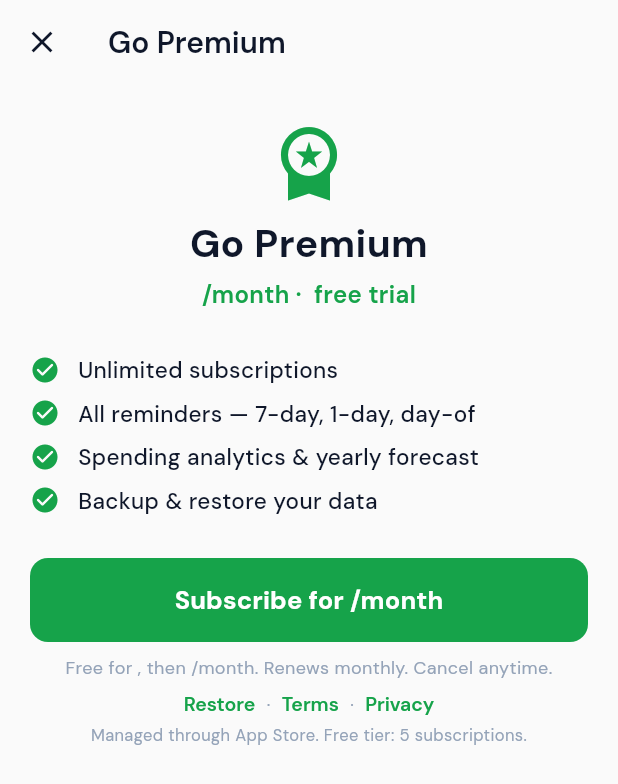
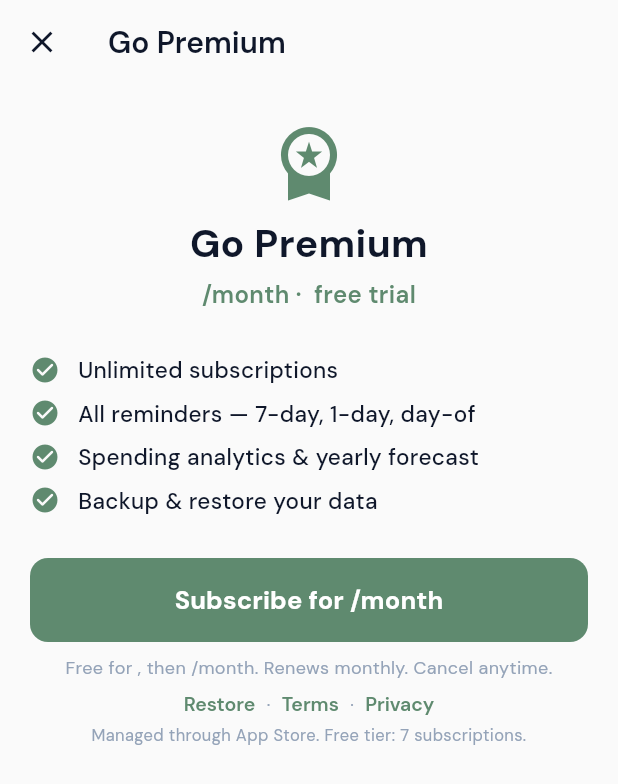
Before and after one commit to bobbyburns1989/customsubs, a Flutter app: the PaywallScreen screen opened by its route, on a phone screen of 412 x 824 dp. Shown: the top 784 px of the screen. Run offline on Flutter 3.47's test engine with Material 3 defaults, Android fonts, the phone set to English and light mode, and no system bars; our stand-ins replace file_picker, fl_chart, flutter_local_notifications, flutter_riverpod, flutter_svg, flutter_timezone and 8 more; missing offline and left inert: app_settings, purchases_flutter; accounts and stored records are empty; generated files the repository leaves out were written again.

Commit message:
feat: v1.4.5 — sage green brand palette, custom page transitions, polish
- Shift primary color from bright green (#16A34A) to deep sage (#5F8A6F) to match app icon
- Decouple AppColors.success (stays bright green) from AppColors.primary for paid badges/snackbars
- Add per-route page transitions: CupertinoPage (iOS slide) for content push, fade for modals
- Update docs: design system, quick reference, micro-animations, adding-a-feature guide
- Bump version to v1.4.5+49

Co-Authored-By: Claude Opus 4.6 <noreply@anthropic.com>

```diff
--- a/lib/app/router.dart
+++ b/lib/app/router.dart
@@ -2,6 +2,7 @@ library;
 
 /// Navigation configuration using GoRouter.
 
+import 'package:flutter/cupertino.dart';
 import 'package:go_router/go_router.dart';
 import 'package:custom_subs/features/onboarding/onboarding_screen.dart';
 import 'package:custom_subs/features/home/home_screen.dart';
@@ -16,6 +17,11 @@ import 'package:custom_subs/core/utils/notification_router.dart';
 ///
 /// Uses GoRouter for declarative, type-safe navigation.
 /// All route paths are defined as constants for easy reference.
+///
+/// Transitions:
+/// - CupertinoPage (iOS slide) for content push routes
+/// - Fade (250ms) for modal-style screens (Settings, Paywall)
+/// - Default MaterialPage for root/onboarding
 class AppRouter {
   // Route path constants
   static const String onboarding = '/onboarding';
@@ -27,6 +33,27 @@ class AppRouter {
   static const String subscriptionDetail = '/subscription';
   static const String paywall = '/paywall';
 
+  /// Creates a fade transition page for modal-style screens.
+  /// Used by Settings and Paywall to distinguish them from
+  /// hierarchical push navigation.
+  static CustomTransitionPage<void> _fadePage({
+    required LocalKey key,
+    required Widget child,
+  }) {
+    return CustomTransitionPage<void>(
+      key: key,
+      child: child,
+      transitionDuration: const Duration(milliseconds: 250),
+      reverseTransitionDuration: const Duration(milliseconds: 200),
+      transitionsBuilder: (context, animation, secondaryAnimation, child) {
+        return FadeTransition(
+          opacity: CurveTween(curve: Curves.easeInOut).animate(animation),
+          child: child,
+        );
+      },
+    );
+  }
+
   /// Creates the app's router configuration.
   ///
   /// The initial route depends on [hasSeenOnboarding]:
@@ -36,12 +63,12 @@ class AppRouter {
   /// Routes:
   /// - `/onboarding` - First-time user introduction
   /// - `/` - Main home screen with subscription list
-  /// - `/settings` - App settings and preferences
-  /// - `/analytics` - Spending analytics and insights
-  /// - `/add-subscription` - Create new subscription
-  /// - `/edit-subscription?id=<id>` - Edit existing subscription
-  /// - `/subscription/:id` - View subscription details
-  /// - `/paywall` - Premium subscription upgrade screen
+  /// - `/settings` - App settings and preferences (fade)
+  /// - `/analytics` - Spending analytics and insights (iOS slide)
+  /// - `/add-subscription` - Create new subscription (iOS slide)
+  /// - `/edit-subscription?id=<id>` - Edit existing subscription (iOS slide)
+  /// - `/subscription/:id` - View subscription details (iOS slide + Hero)
+  /// - `/paywall` - Premium subscription upgrade screen (fade)
   static GoRouter router(bool hasSeenOnboarding) {
     final router = GoRouter(
       initialLocation: hasSeenOnboarding ? home : onboarding,
@@ -56,38 +83,56 @@ class AppRouter {
         ),
         GoRoute(
           path: settings,
-          builder: (context, state) => const SettingsScreen(),
+          pageBuilder: (context, state) => _fadePage(
+            key: state.pageKey,
+            child: const SettingsScreen(),
+          ),
         ),
         GoRoute(
           path: analytics,
-          builder: (context, state) => const AnalyticsScreen(),
+          pageBuilder: (context, state) => CupertinoPage(
+            key: state.pageKey,
+            child: const AnalyticsScreen(),
+          ),
         ),
         GoRoute(
           path: paywall,
-          builder: (context, state) => const PaywallScreen(),
+          pageBuilder: (context, state) => _fadePage(
+            key: state.pageKey,
+            child: const PaywallScreen(),
+          ),
         ),
         GoRoute(
           path: addSubscription,
-          builder: (context, state) => const AddSubscriptionScreen(),
+          pageBuilder: (context, state) => CupertinoPage(
+            key: state.pageKey,
+            child: const AddSubscriptionScreen(),
+          ),
         ),
         // Edit subscription route uses query parameter for ID
         GoRoute(
           path: editSubscription,
-          builder: (context, state) {
+          pageBuilder: (context, state) {
             final subscriptionId = state.uri.queryParameters['id'];
-            return AddSubscriptionScreen(subscriptionId: subscriptionId);
+            return CupertinoPage(
+              key: state.pageKey,
+              child: AddSubscriptionScreen(subscriptionId: subscriptionId),
+            );
           },
         ),
         // Detail route uses path parameter for ID
         GoRoute(
           path: '$subscriptionDetail/:id',
-          builder: (context, state) {
+          pageBuilder: (context, state) {
             final id = state.pathParameters['id']!;
             final extra = state.extra as Map<String, dynamic>?;
             final autoMarkPaid = extra?['autoMarkPaid'] as bool? ?? false;
-            return SubscriptionDetailScreen(
-              subscriptionId: id,
-              autoMarkPaid: autoMarkPaid,
+            return CupertinoPage(
+              key: state.pageKey,
+              child: SubscriptionDetailScreen(
+                subscriptionId: id,
+                autoMarkPaid: autoMarkPaid,
+              ),
             );
           },
         ),
--- a/lib/core/constants/app_colors.dart
+++ b/lib/core/constants/app_colors.dart
@@ -4,11 +4,11 @@ class AppColors {
   // Private constructor to prevent instantiation
   AppColors._();
 
-  // Primary
-  static const Color primary = Color(0xFF16A34A); // Green 600
-  static const Color primaryLight = Color(0xFF22C55E); // Green 500
-  static const Color primaryDark = Color(0xFF15803D); // Green 700
-  static const Color primarySurface = Color(0xFFF0FDF4); // Green 50
+  // Primary — deep sage green, matched to app icon
+  static const Color primary = Color(0xFF5F8A6F); // Deep sage green
+  static const Color primaryLight = Color(0xFF7DA68A); // Sage green
+  static const Color primaryDark = Color(0xFF4A7359); // Dark sage
+  static const Color primarySurface = Color(0xFFEFF3F0); // Very light sage tint
 
   // Neutrals
   static const Color background = Color(0xFFFAFAFA); // Near-white
--- a/lib/core/constants/revenue_cat_constants.dart
+++ b/lib/core/constants/revenue_cat_constants.dart
@@ -37,7 +37,7 @@ class RevenueCatConstants {
 
   /// Premium entitlement identifier.
   /// This entitlement unlocks:
-  /// - Unlimited subscriptions (beyond 5 free)
+  /// - Unlimited subscriptions (beyond 7 free)
   /// - Future premium features
   static const String premiumEntitlementId = 'premium';
 
@@ -46,7 +46,7 @@ class RevenueCatConstants {
   // ============================================================
 
   /// Maximum number of subscriptions allowed on free tier.
-  static const int maxFreeSubscriptions = 5;
+  static const int maxFreeSubscriptions = 7;
 
   // ============================================================
   // OFFERING IDS (Optional - for A/B testing)
--- a/lib/features/analytics/widgets/smart_insights_card.dart
+++ b/lib/features/analytics/widgets/smart_insights_card.dart
@@ -52,7 +52,7 @@ class _SmartInsightsCardContent extends StatelessWidget {
     // Build insight rows in priority order, inserting dividers between them
     void addRow(Widget row) {
       if (rows.isNotEmpty) {
-        rows.add(Divider(
+        rows.add(const Divider(
           height: 1,
           thickness: 1,
           color: AppColors.divider,
@@ -113,7 +113,7 @@ class _SmartInsightsCardContent extends StatelessWidget {
             ),
           ),
 
-          Divider(height: 1, thickness: 1, color: AppColors.divider),
+          const Divider(height: 1, thickness: 1, color: AppColors.divider),
 
           // Insight rows
           ...rows,
@@ -761,7 +761,7 @@ class _BottomSheet extends StatelessWidget {
             ),
           ),
 
-          Divider(height: 1, color: AppColors.divider),
+          const Divider(height: 1, color: AppColors.divider),
 
           // Sheet content — scrollable so it doesn't overflow on small phones
           SingleChildScrollView(
--- a/pubspec.yaml
+++ b/pubspec.yaml
@@ -1,7 +1,7 @@
 name: custom_subs
 description: "CustomSubs — Privacy-first subscription tracker"
 publish_to: "none"
-version: 1.4.4+48
+version: 1.4.5+49
 
 environment:
   sdk: ">=3.4.0 <4.0.0"
```
Also changed, not shown: assets/data/subscription_templates.json, 11 other files.
